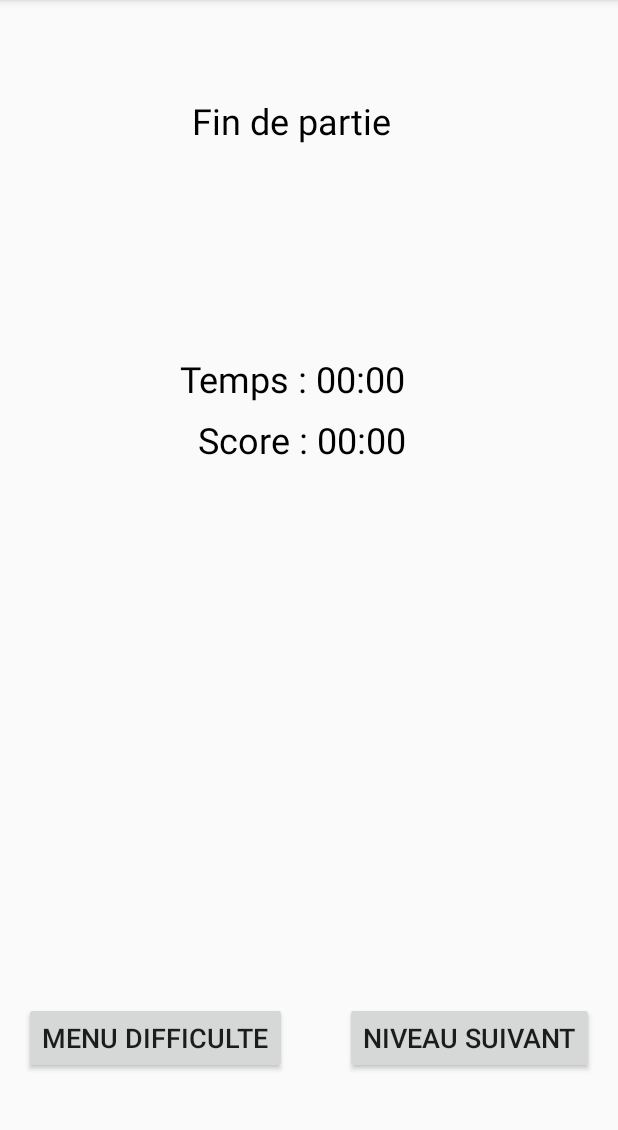
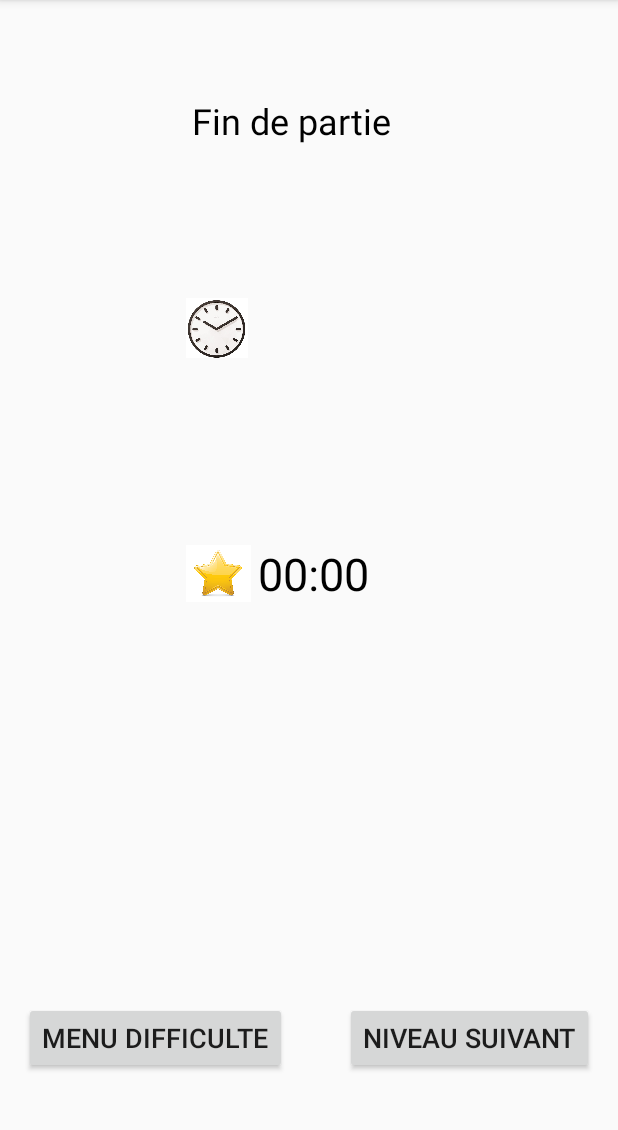
Before and after one commit to Phob0s7/M6-Memory, an Android app: the EndGameActivity screen opened directly, with no data from a screen before it, on a phone screen of 412 x 824 dp, the part 84-1214 px from its top. Run offline under Robolectric (Android 15) with nearby library versions, the phone set to English and light mode, and no system bars.

Commit message:
Affichage du temps de la partie à la fin du jeu

```diff
--- a/app/src/main/java/com/example/m6_memory/Activity/EndGameActivity.java
+++ b/app/src/main/java/com/example/m6_memory/Activity/EndGameActivity.java
@@ -5,6 +5,7 @@ import android.content.Intent;
 import android.os.Bundle;
 import android.view.View;
 import android.widget.Button;
+import android.widget.TextView;
 import android.widget.Toast;
 
 import androidx.appcompat.app.AppCompatActivity;
@@ -20,6 +21,11 @@ public class EndGameActivity extends AppCompatActivity {
     protected void onCreate(Bundle savedInstanceState) {
         super.onCreate(savedInstanceState);
         setContentView(R.layout.activity_end_game);
+
+        Intent intent = getIntent();
+        String message = intent.getStringExtra(GameActivityEasy.EXTRA_MESSAGE);
+        TextView textView = findViewById(R.id.activity_game_easy_chronometer);
+        textView.setText(message);
 
         btnAccueil = findViewById(R.id.activity_end_game_accueil_btn);
         btnNiveauSuivant = findViewById(R.id.activity_end_game_niveauSuivant_btn);
--- a/app/src/main/res/layout/activity_end_game.xml
+++ b/app/src/main/res/layout/activity_end_game.xml
@@ -3,8 +3,17 @@
     xmlns:app="http://schemas.android.com/apk/res-auto"
     xmlns:tools="http://schemas.android.com/tools"
     android:layout_width="match_parent"
-    android:layout_height="match_parent"
-    tools:context=".EndGameActivityPrototype">
+    android:layout_height="match_parent">
+
+    <Chronometer
+        android:id="@+id/activity_game_easy_chronometer"
+        android:layout_width="103dp"
+        android:layout_height="40dp"
+        android:layout_marginStart="172dp"
+        android:layout_marginTop="200dp"
+        android:textSize="30sp"
+        app:layout_constraintStart_toStartOf="parent"
+        app:layout_constraintTop_toTopOf="parent" />
 
     <Button
         android:id="@+id/activity_end_game_accueil_btn"
@@ -12,44 +21,43 @@
         android:layout_height="wrap_content"
         android:layout_marginStart="16dp"
         android:layout_marginBottom="52dp"
-        android:text="Menu difficulte"
+        android:text="@string/menu_difficulte"
         android:textSize="18sp"
         android:visibility="visible"
         app:layout_constraintBottom_toBottomOf="parent"
         app:layout_constraintStart_toStartOf="parent"
         tools:visibility="visible" />
 
-    <TextView
-        android:id="@+id/textView2"
-        android:layout_width="wrap_content"
-        android:layout_height="wrap_content"
-        android:layout_marginStart="120dp"
-        android:layout_marginTop="236dp"
-        android:text="Temps : 00:00"
-        android:textColor="#000000"
-        android:textSize="24sp"
+    <ImageView
+        android:id="@+id/activity_game_easy_timer_imageView"
+        android:layout_width="41dp"
+        android:layout_height="45dp"
+        android:layout_marginStart="124dp"
+        android:layout_marginTop="196dp"
+        android:contentDescription="@string/Timer"
+        android:src="@drawable/timer_image"
         app:layout_constraintStart_toStartOf="parent"
         app:layout_constraintTop_toTopOf="parent" />
 
     <TextView
-        android:id="@+id/textView6"
-        android:layout_width="wrap_content"
-        android:layout_height="wrap_content"
-        android:layout_marginStart="132dp"
-        android:layout_marginTop="8dp"
-        android:text="Score : 00:00"
+        android:id="@+id/activity_end_game_scores_txt"
+        android:layout_width="79dp"
+        android:layout_height="42dp"
+        android:layout_marginStart="172dp"
+        android:layout_marginBottom="264dp"
+        android:text="@string/_00_00"
         android:textColor="#000000"
-        android:textSize="24sp"
-        app:layout_constraintStart_toStartOf="parent"
-        app:layout_constraintTop_toBottomOf="@+id/textView2" />
+        android:textSize="30sp"
+        app:layout_constraintBottom_toTopOf="@+id/activity_end_game_accueil_btn"
+        app:layout_constraintStart_toStartOf="parent" />
 
     <TextView
-        android:id="@+id/textView7"
+        android:id="@+id/activity_end_game_titre_btn"
         android:layout_width="wrap_content"
         android:layout_height="wrap_content"
         android:layout_marginStart="128dp"
         android:layout_marginTop="64dp"
-        android:text="Fin de partie"
+        android:text="@string/fin_de_partie"
         android:textColor="#000000"
         android:textSize="24sp"
         app:layout_constraintStart_toStartOf="parent"
@@ -61,8 +69,19 @@
         android:layout_height="wrap_content"
         android:layout_marginEnd="16dp"
         android:layout_marginBottom="52dp"
-        android:text="Niveau suivant"
+        android:text="@string/niveau_suivant"
         android:textSize="18sp"
         app:layout_constraintBottom_toBottomOf="parent"
         app:layout_constraintEnd_toEndOf="parent" />
+
+    <ImageView
+        android:id="@+id/activity_end_game_étoile_imageView"
+        android:layout_width="43dp"
+        android:layout_height="67dp"
+        android:layout_marginStart="124dp"
+        android:layout_marginBottom="252dp"
+        android:contentDescription="@string/star"
+        android:src="@drawable/star_image"
+        app:layout_constraintBottom_toTopOf="@+id/activity_end_game_accueil_btn"
+        app:layout_constraintStart_toStartOf="parent" />
 </androidx.constraintlayout.widget.ConstraintLayout>
--- a/app/src/main/res/values/strings.xml
+++ b/app/src/main/res/values/strings.xml
@@ -33,4 +33,10 @@
     <string name="options">Options</string>
     <string name="chronom_tre">Chronomètre</string>
     <string name="timer">Timer :</string>
+    <string name="Timer">Timer</string>
+    <string name="menu_difficulte">Menu difficulte</string>
+    <string name="_00_00">00:00</string>
+    <string name="fin_de_partie">Fin de partie</string>
+    <string name="niveau_suivant">Niveau suivant</string>
+    <string name="star">Star</string>
 </resources>
```
Also changed, not shown: app/src/main/java/com/example/m6_memory/Activity/GameActivity/GameActivityEasy.java (+7 -1 lines), app/src/main/java/com/example/m6_memory/Class/Website.java (deleted, +0 -33 lines), app/src/main/res/layout/activity_game_easy.xml (+5 -4 lines), app/src/main/res/drawable-v24/star_image.jpg (added).
